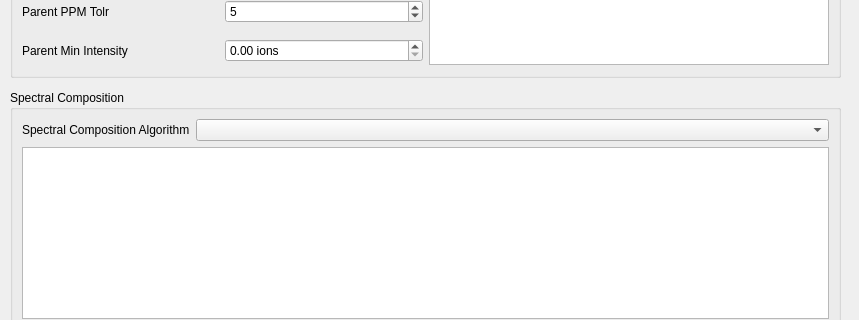
eugenemel/maven, file src/maven/forms/directinfusiondialog.ui: the form before one commit; both pictures show x 0 to 859 and y 190 to 510 of the 859 by 606 pixel window.
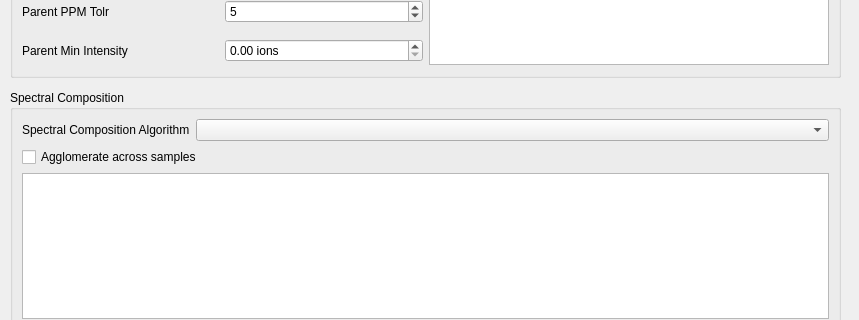
The form after the commit.

Commit message: Issue 100: Added checkbox in preparation for new option.

Patch:
```diff
--- a/src/maven/forms/directinfusiondialog.ui
+++ b/src/maven/forms/directinfusiondialog.ui
@@ -216,9 +216,16 @@
     <item row="0" column="1">
      <widget class="QComboBox" name="cmbSpectralDeconvolutionAlgorithm"/>
     </item>
-    <item row="1" column="0" colspan="2">
+    <item row="2" column="0" colspan="2">
      <widget class="QTextBrowser" name="txtSpecCompDescription"/>
     </item>
+    <item row="1" column="0" colspan="2">
+     <widget class="QCheckBox" name="chkAgglomerateAcrossSamples">
+      <property name="text">
+       <string>Agglomerate across samples</string>
+      </property>
+     </widget>
+    </item>
    </layout>
   </widget>
   <widget class="QLabel" name="lblHeader">
```
